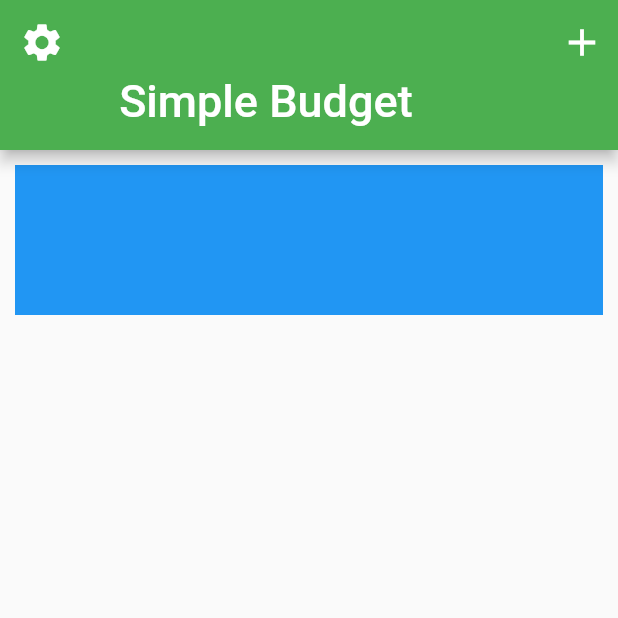
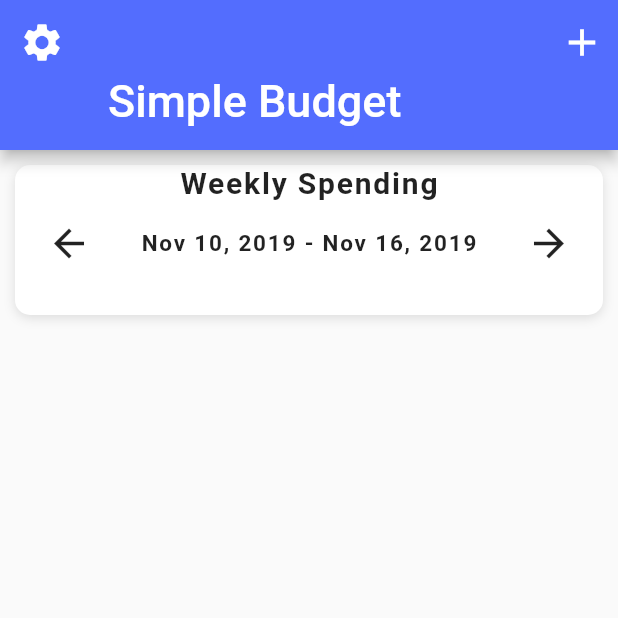
Before and after one commit to ahsanahmedkhan/flutter-budget-app, a Flutter app: the screen it shows after launch, on a phone screen of 412 x 824 dp, the top half of it. Run offline on Flutter 3.47's test engine with Material 2 defaults, Android fonts, the phone set to English and light mode, and no system bars.

Commit message:
barChart completed

```diff
--- a/lib/main.dart
+++ b/lib/main.dart
@@ -15,7 +15,7 @@ class MyApp extends StatelessWidget {
 
       theme: ThemeData(
 
-        primaryColor: Colors.green,
+        primaryColor: Colors.indigoAccent,
 
         visualDensity: VisualDensity.adaptivePlatformDensity,
       ),
--- a/lib/screens/home_screen.dart
+++ b/lib/screens/home_screen.dart
@@ -1,4 +1,6 @@
 import 'package:flutter/material.dart';
+import 'package:flutter_budget_app/data/data.dart';
+import 'package:flutter_budget_app/widgets/bar_chart.dart';
 
 class HomeScreen extends StatefulWidget {
   @override
@@ -22,7 +24,7 @@ class _HomeScreenState extends State<HomeScreen> {
               onPressed: (){},
             ),
             flexibleSpace: FlexibleSpaceBar(
-              title: Text(' Simple Budget '),
+              title: Text('Simple Budget'),
             ),
             actions: <Widget>[
               IconButton(icon: Icon(Icons.add),
@@ -37,7 +39,18 @@ class _HomeScreenState extends State<HomeScreen> {
                 return Container(
                   margin: EdgeInsets.all(10.0),
                   height: 100.0,
-                  color: Colors.blue,
+                  decoration: BoxDecoration(
+                    color: Colors.white,
+                    boxShadow: [
+                      BoxShadow(
+                        color: Colors.black12,
+                        offset: Offset(0,2),
+                        blurRadius: 6.0,
+                      ),
+                    ],
+                    borderRadius:  BorderRadius.circular(10.0),
+                  ),
+                  child: BarChart(weeklySpending),
                 );
               },
                 childCount: 1,
--- /dev/null
+++ b/lib/widgets/bar_chart.dart
@@ -0,0 +1,44 @@
+import 'package:flutter/material.dart';
+
+class BarChart extends StatelessWidget {
+
+  final List<double> expenses;
+
+  BarChart(this.expenses);
+  @override
+  Widget build(BuildContext context) {
+    return Column(
+      children: <Widget>[
+        Text('Weekly Spending',
+          style: TextStyle(
+            fontSize: 20.0,
+            fontWeight: FontWeight.bold,
+            letterSpacing: 1.2,
+          ),
+        ),
+        SizedBox(height: 5.0,),
+        Row(
+          mainAxisAlignment: MainAxisAlignment.spaceAround,
+          children: <Widget>[
+            IconButton(icon: Icon(Icons.arrow_back),
+                iconSize: 30.0,
+                onPressed: (){},
+              ),
+            Text(
+              'Nov 10, 2019 - Nov 16, 2019',
+              style: TextStyle(
+                fontSize: 15.0,
+                fontWeight: FontWeight.w600,
+                letterSpacing: 1.2,
+              ),
+            ),
+            IconButton(icon: Icon(Icons.arrow_forward),
+                iconSize: 30.0,
+                onPressed: () {},
+            ),
+          ],
+        ),
+      ],
+    );
+  }
+}
```
